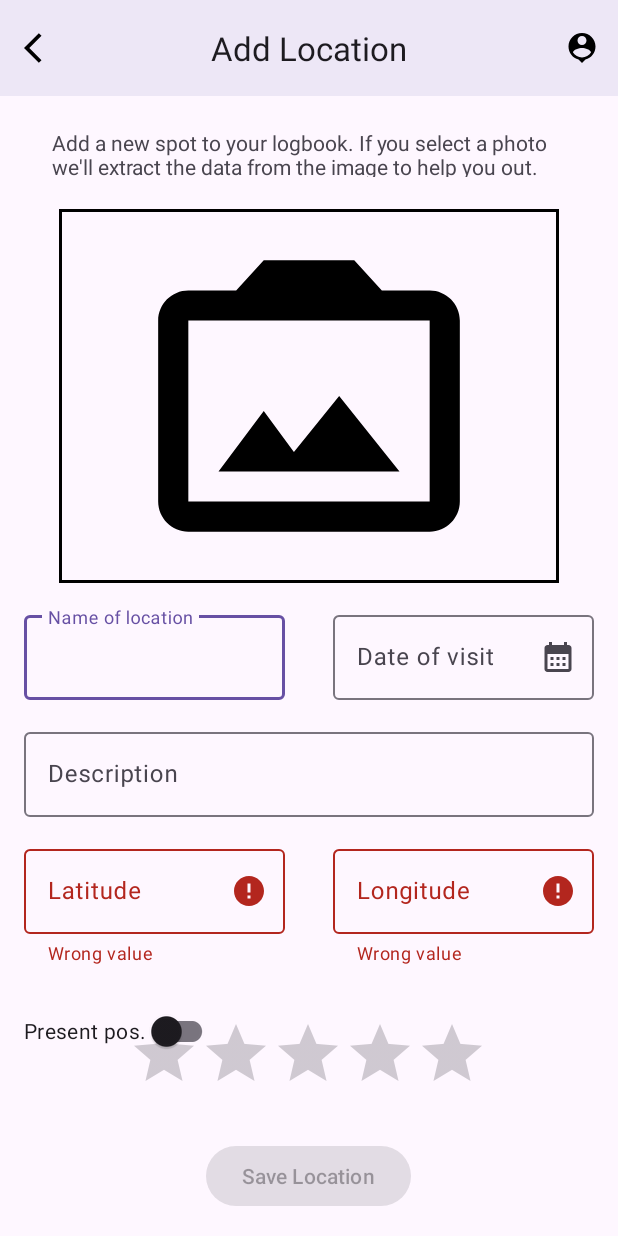
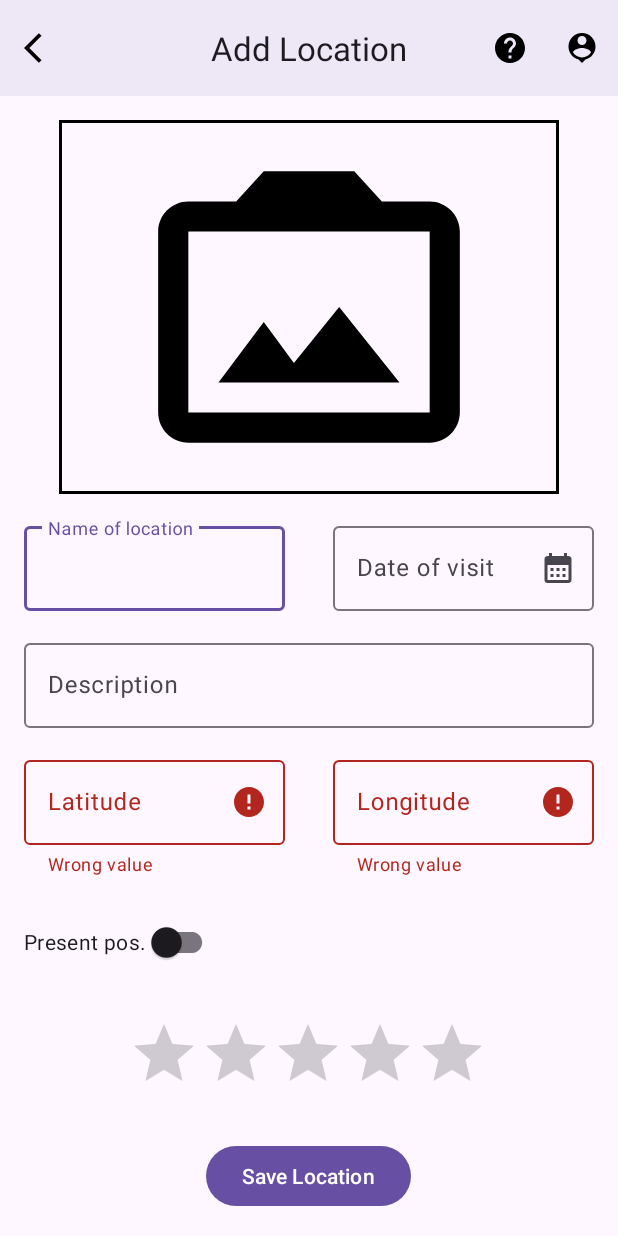
Before and after one commit to mattias012/MyHeliports, an Android app: the AddLocationActivity screen opened directly, with no data from a screen before it, after a tap on "Save Location", on a phone screen of 412 x 824 dp. Run offline under Robolectric (Android 15) with nearby library versions, the phone set to English and light mode, and no system bars; our stand-ins replace Firebase (no records; nobody signed in at launch, a user with empty details on screens opened directly).

Commit message:
dialog added

```diff
--- a/app/src/main/java/com/example/myheliports/AddLocationActivity.kt
+++ b/app/src/main/java/com/example/myheliports/AddLocationActivity.kt
@@ -1,14 +1,9 @@
 package com.example.myheliports
 
 import android.content.pm.PackageManager
-import android.content.res.ColorStateList
-import android.graphics.Color
 import androidx.appcompat.app.AppCompatActivity
 import android.os.Bundle
 import android.widget.Button
-import android.widget.EditText
-import android.widget.TextView
-import androidx.appcompat.widget.AppCompatImageButton
 import androidx.core.app.ActivityCompat
 import androidx.core.content.ContextCompat
 import com.google.android.material.textfield.TextInputEditText
@@ -19,9 +14,7 @@ import com.google.firebase.firestore.FirebaseFirestore
 import com.google.firebase.firestore.ktx.firestore
 import com.google.firebase.ktx.Firebase
 import android.Manifest
-import android.app.ProgressDialog
 import android.content.ContentValues
-import android.content.ContentValues.TAG
 import android.content.Intent
 import android.media.ExifInterface
 import android.provider.MediaStore
@@ -34,27 +27,17 @@ import java.io.IOException
 import java.text.SimpleDateFormat
 import java.util.Date
 import android.net.Uri
-import android.os.Build
 import android.os.Environment
-import android.text.Selection.setSelection
 import android.util.Log
 import android.view.View
 import android.widget.ProgressBar
 import android.widget.Toast
 import androidx.appcompat.app.AlertDialog
-import androidx.core.net.toUri
-import androidx.lifecycle.LifecycleOwner
-
-import androidx.lifecycle.observe
-import androidx.lifecycle.lifecycleScope
-import com.drew.imaging.ImageMetadataReader
-import com.drew.metadata.exif.GpsDirectory
 import com.google.android.material.appbar.MaterialToolbar
 import com.google.android.material.datepicker.MaterialDatePicker
+import com.google.android.material.dialog.MaterialAlertDialogBuilder
 import com.google.firebase.Timestamp
 import com.google.firebase.storage.FirebaseStorage
-import kotlinx.coroutines.launch
-import java.lang.ref.ReferenceQueue
 import java.util.*
 
 
@@ -71,10 +54,10 @@ class AddLocationActivity : AppCompatActivity() {
 
     }
 
-    lateinit var db: FirebaseFirestore
-    lateinit var auth: FirebaseAuth
+    private lateinit var db: FirebaseFirestore
+    private lateinit var auth: FirebaseAuth
 
-    lateinit var storage: FirebaseStorage
+    private lateinit var storage: FirebaseStorage
 
     lateinit var nameOfLocation: TextInputEditText
     lateinit var dateOfPhoto: TextInputEditText
@@ -129,7 +112,7 @@ class AddLocationActivity : AppCompatActivity() {
 
         saveLocationButton.setOnClickListener {
             saveLocation()
-            it.isEnabled = false
+
         }
 
         val topAppBar = findViewById<MaterialToolbar>(R.id.topAppBar)
@@ -140,10 +123,21 @@ class AddLocationActivity : AppCompatActivity() {
         topAppBar.setOnMenuItemClickListener { menuItem ->
             when (menuItem.itemId) {
                 R.id.user -> {
-                    // Handle favorite icon press
+
                     true
                 }
+                R.id.help -> {
 
+                    MaterialAlertDialogBuilder(this@AddLocationActivity)
+                        .setTitle("How to add a location")
+                        .setMessage("Add a new spot to your logbook. If you select a photo we'll extract the data from the image to help you out.")
+                        .setNeutralButton("OK") { dialog, which ->
+                            // Respond to neutral button press
+                        }
+                        .show()
+                    true
+
+                }
                 else -> false
 
             }
@@ -401,6 +395,8 @@ class AddLocationActivity : AppCompatActivity() {
 
     private fun saveLocation() {
 
+        saveLocationButton.isEnabled = false
+
         val lat = latOfLocation.text.toString()
         val long = longOfLocation.text.toString()
 
@@ -439,17 +435,7 @@ class AddLocationActivity : AppCompatActivity() {
             val progress = (100.0 * taskSnapshot.bytesTransferred) / taskSnapshot.totalByteCount
 
             // Visa ProgressBar och uppdatera framsteg
-             progressBar.visibility = View.VISIBLE
-
-//            progressBar.apply {
-//                alpha = 0f
-//                visibility = View.VISIBLE
-//
-//                animate()
-//                    .alpha(1f)
-//                    .setDuration(2000) // här kan du sätta tiden du vill ha för animationen
-//                    .setListener(null)
-//            }
+            progressBar.visibility = View.VISIBLE
             fadeViews(viewsToFade, true)
             progressBar.progress = progress.toInt()
         }
@@ -525,7 +511,7 @@ class AddLocationActivity : AppCompatActivity() {
         return false
     }
 
-    fun fadeViews(views: List<View>, fadeOut: Boolean) {
+    private fun fadeViews(views: List<View>, fadeOut: Boolean) {
         val alphaValue = if (fadeOut) 0.5f else 1f
 
         views.forEach { view ->
@@ -552,6 +538,7 @@ class AddLocationActivity : AppCompatActivity() {
 
         imageView = findViewById(R.id.imageView)
 
-        viewsToFade = listOf(nameOfLocationView, dateOfPhotoView, imageView, descriptionOfLocationView, latOfLocationView, longOfLocationView)
+        viewsToFade = listOf(nameOfLocationView, dateOfPhotoView, imageView, descriptionOfLocationView, latOfLocationView, longOfLocationView, nameOfLocation, dateOfPhoto, descriptionOfLocation,latOfLocation, longOfLocation)
+
     }
 }
--- /dev/null
+++ b/app/src/main/res/drawable/baseline_help_24.xml
@@ -0,0 +1,5 @@
+<vector android:autoMirrored="true" android:height="24dp"
+    android:tint="#000000" android:viewportHeight="24"
+    android:viewportWidth="24" android:width="24dp" xmlns:android="http://schemas.android.com/apk/res/android">
+    <path android:fillColor="@android:color/white" android:pathData="M12,2C6.48,2 2,6.48 2,12s4.48,10 10,10 10,-4.48 10,-10S17.52,2 12,2zM13,19h-2v-2h2v2zM15.07,11.25l-0.9,0.92C13.45,12.9 13,13.5 13,15h-2v-0.5c0,-1.1 0.45,-2.1 1.17,-2.83l1.24,-1.26c0.37,-0.36 0.59,-0.86 0.59,-1.41 0,-1.1 -0.9,-2 -2,-2s-2,0.9 -2,2L8,9c0,-2.21 1.79,-4 4,-4s4,1.79 4,4c0,0.88 -0.36,1.68 -0.93,2.25z"/>
+</vector>
--- a/app/src/main/res/layout/activity_add_location.xml
+++ b/app/src/main/res/layout/activity_add_location.xml
@@ -39,18 +39,7 @@
         android:src="@drawable/baseline_photo_camera_back_24"
         app:layout_constraintEnd_toEndOf="parent"
         app:layout_constraintStart_toStartOf="parent"
-        app:layout_constraintTop_toBottomOf="@+id/addLocationTextView" />
-
-    <TextView
-        android:id="@+id/addLocationTextView"
-        android:layout_width="353dp"
-        android:layout_height="43dp"
-        android:layout_marginTop="16dp"
-        android:padding="5dp"
-        android:text="Add a new spot to your logbook. If you select a photo we'll extract the data from the image to help you out."
-        app:layout_constraintEnd_toEndOf="parent"
-        app:layout_constraintStart_toStartOf="parent"
-        app:layout_constraintTop_toBottomOf="@id/progressBar" />
+        app:layout_constraintTop_toBottomOf="@+id/progressBar" />
 
     <com.google.android.material.textfield.TextInputLayout
         android:id="@+id/nameOfLocationView"
--- a/app/src/main/res/menu/top_app_bar.xml
+++ b/app/src/main/res/menu/top_app_bar.xml
@@ -9,13 +9,13 @@
 <!--        app:showAsAction="ifRoom"-->
 <!--        />-->
 
-<!--    <item-->
-<!--        android:id="@+id/backs"-->
-<!--        android:icon="@drawable/baseline_arrow_back_ios_24"-->
-<!--        android:title="Back"-->
-<!--        android:contentDescription="Close this window"-->
-<!--        app:showAsAction="ifRoom"-->
-<!--        />-->
+    <item
+        android:id="@+id/help"
+        android:icon="@drawable/baseline_help_24"
+        android:title="Help"
+        android:contentDescription="Help"
+        app:showAsAction="ifRoom"
+        />
 
 
     <item
```
